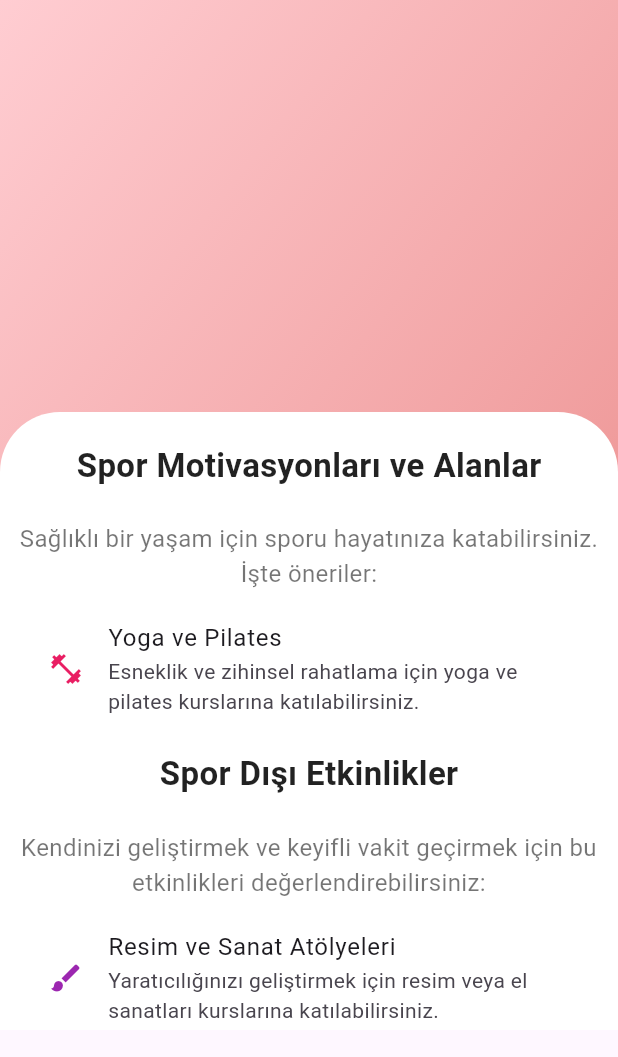
After one commit to iremakpnar/EmergencyWoman, a Flutter app: the ActivityPage screen opened directly, on a phone screen of 412 x 824 dp. The commit adds this screen. Shown: the top 1057 px of the screen. Run offline on Flutter 3.47's test engine with Material 3 defaults, Android fonts, the light colour scheme and no system bars; our stand-ins replace carousel_slider, curved_navigation_bar, firebase_auth, firebase_core, fluttertoast; accounts and stored records are empty.

Commit message:
Spor Sayfası

```diff
--- /dev/null
+++ b/lib/pages/activity.dart
@@ -0,0 +1,158 @@
+import 'package:flutter/material.dart';
+
+class ActivityPage extends StatefulWidget {
+  const ActivityPage({super.key});
+
+  @override
+  State<ActivityPage> createState() => _ActivityPageState();
+}
+
+class _ActivityPageState extends State<ActivityPage> {
+  @override
+  Widget build(BuildContext context) {
+    return Scaffold(
+      body: SingleChildScrollView(
+        child: Container(
+          child: Stack(
+            children: [
+              Container(
+                width: MediaQuery.of(context).size.width,
+                height: MediaQuery.of(context).size.height / 2.5,
+                decoration: BoxDecoration(
+                    gradient: LinearGradient(
+                        begin: Alignment.topLeft,
+                        end: Alignment.bottomRight,
+                        colors: [
+                          Color(0xFFFFCDD2),
+                          Color(0xFFEF9A9A),
+                        ])),
+              ),
+              Container(
+                margin: EdgeInsets.only(
+                    top: MediaQuery.of(context).size.height / 3),
+                height: MediaQuery.of(context).size.height / 2,
+                width: MediaQuery.of(context).size.width,
+                decoration: BoxDecoration(
+                    color: Colors.white,
+                    borderRadius: BorderRadius.only(
+                        topLeft: Radius.circular(40),
+                        topRight: Radius.circular(40))),
+                child: Column(
+                  children: [
+                    SizedBox(height: 20),
+                    Text(
+                      'Spor Motivasyonları ve Alanlar',
+                      style: TextStyle(
+                          fontSize: 22,
+                          fontWeight: FontWeight.bold,
+                          color: Colors.black87),
+                    ),
+                    SizedBox(height: 10),
+                    Padding(
+                      padding: const EdgeInsets.all(12.0),
+                      child: Text(
+                        'Sağlıklı bir yaşam için sporu hayatınıza katabilirsiniz. İşte öneriler:',
+                        textAlign: TextAlign.center,
+                        style: TextStyle(fontSize: 16, color: Colors.black54),
+                      ),
+                    ),
+                    Expanded(
+                      child: ListView(
+                        padding: EdgeInsets.symmetric(horizontal: 16),
+                        children: [
+                          ListTile(
+                            leading: Icon(Icons.fitness_center, color: Colors.pink),
+                            title: Text('Yoga ve Pilates'),
+                            subtitle: Text(
+                                'Esneklik ve zihinsel rahatlama için yoga ve pilates kurslarına katılabilirsiniz.'),
+                          ),
+                          ListTile(
+                            leading: Icon(Icons.directions_run, color: Colors.pink),
+                            title: Text('Koşu ve Yürüyüş'),
+                            subtitle: Text(
+                                'Parklarda veya sahil kenarlarında düzenli olarak yürüyüş yapabilirsiniz.'),
+                          ),
+                          ListTile(
+                            leading: Icon(Icons.pool, color: Colors.pink),
+                            title: Text('Yüzme'),
+                            subtitle: Text('Yüzme hem eğlenceli hem de tüm vücut kaslarını çalıştırır.'),
+                          ),
+                          ListTile(
+                            leading: Icon(Icons.sports, color: Colors.pink),
+                            title: Text('Grup Fitness Dersleri'),
+                            subtitle: Text(
+                                'Zumba, spinning veya dans gibi grup aktiviteleriyle eğlenerek spor yapabilirsiniz.'),
+                          ),
+                          ListTile(
+                            leading: Icon(Icons.park, color: Colors.pink),
+                            title: Text('Doğa Sporları'),
+                            subtitle: Text(
+                                'Hafta sonları trekking, bisiklet sürme gibi aktivitelerle doğanın tadını çıkarın.'),
+                          ),
+                        ],
+                      ),
+                    ),
+                    SizedBox(height: 20),
+                    Text(
+                      'Spor Dışı Etkinlikler',
+                      style: TextStyle(
+                          fontSize: 22,
+                          fontWeight: FontWeight.bold,
+                          color: Colors.black87),
+                    ),
+                    SizedBox(height: 10),
+                    Padding(
+                      padding: const EdgeInsets.all(12.0),
+                      child: Text(
+                        'Kendinizi geliştirmek ve keyifli vakit geçirmek için bu etkinlikleri değerlendirebilirsiniz:',
+                        textAlign: TextAlign.center,
+                        style: TextStyle(fontSize: 16, color: Colors.black54),
+                      ),
+                    ),
+                    Expanded(
+                      child: ListView(
+                        padding: EdgeInsets.symmetric(horizontal: 16),
+                        children: [
+                          ListTile(
+                            leading: Icon(Icons.brush, color: Colors.purple),
+                            title: Text('Resim ve Sanat Atölyeleri'),
+                            subtitle: Text(
+                                'Yaratıcılığınızı geliştirmek için resim veya el sanatları kurslarına katılabilirsiniz.'),
+                          ),
+                          ListTile(
+                            leading: Icon(Icons.book, color: Colors.purple),
+                            title: Text('Kitap Kulüpleri'),
+                            subtitle: Text(
+                                'Yeni kitaplar keşfetmek ve tartışmalara katılmak için kitap kulüplerine üye olun.'),
+                          ),
+                          ListTile(
+                            leading: Icon(Icons.cookie, color: Colors.purple),
+                            title: Text('Yemek Yapma Kursları'),
+                            subtitle: Text(
+                                'Yeni tarifler öğrenerek mutfakta zaman geçirmekten keyif alın.'),
+                          ),
+                          ListTile(
+                            leading: Icon(Icons.camera_alt, color: Colors.purple),
+                            title: Text('Fotoğrafçılık'),
+                            subtitle: Text(
+                                'Fotoğrafçılık dersleri alarak anılarınızı en iyi şekilde ölümsüzleştirin.'),
+                          ),
+                          ListTile(
+                            leading: Icon(Icons.music_note, color: Colors.purple),
+                            title: Text('Müzik Dersleri'),
+                            subtitle: Text(
+                                'Bir enstrüman çalmayı öğrenmek için kurslara katılabilirsiniz.'),
+                          ),
+                        ],
+                      ),
+                    ),
+                  ],
+                ),
+              ),
+            ],
+          ),
+        ),
+      ),
+    );
+  }
+}
```
Also changed, not shown: lib/pages/carousel.dart (+25 -7 lines), lib/pages/health.dart (added, +158 -0 lines), lib/pages/sport.dart (added, +205 -0 lines), lib/utils/guest.dart (+15 -4 lines).
